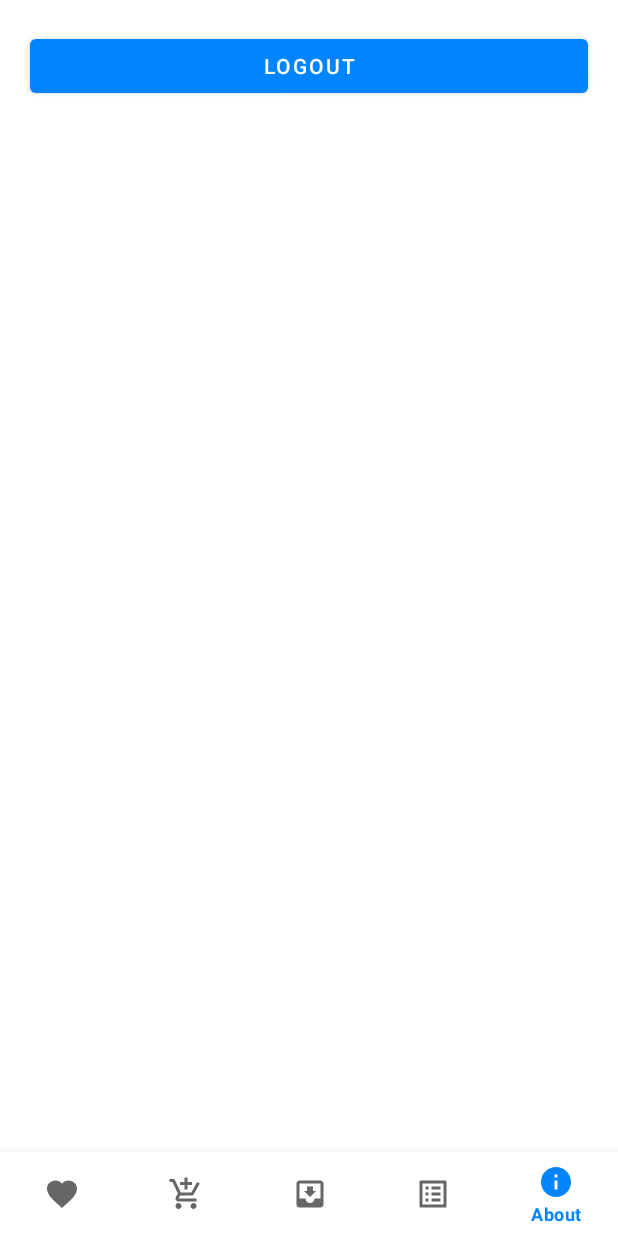
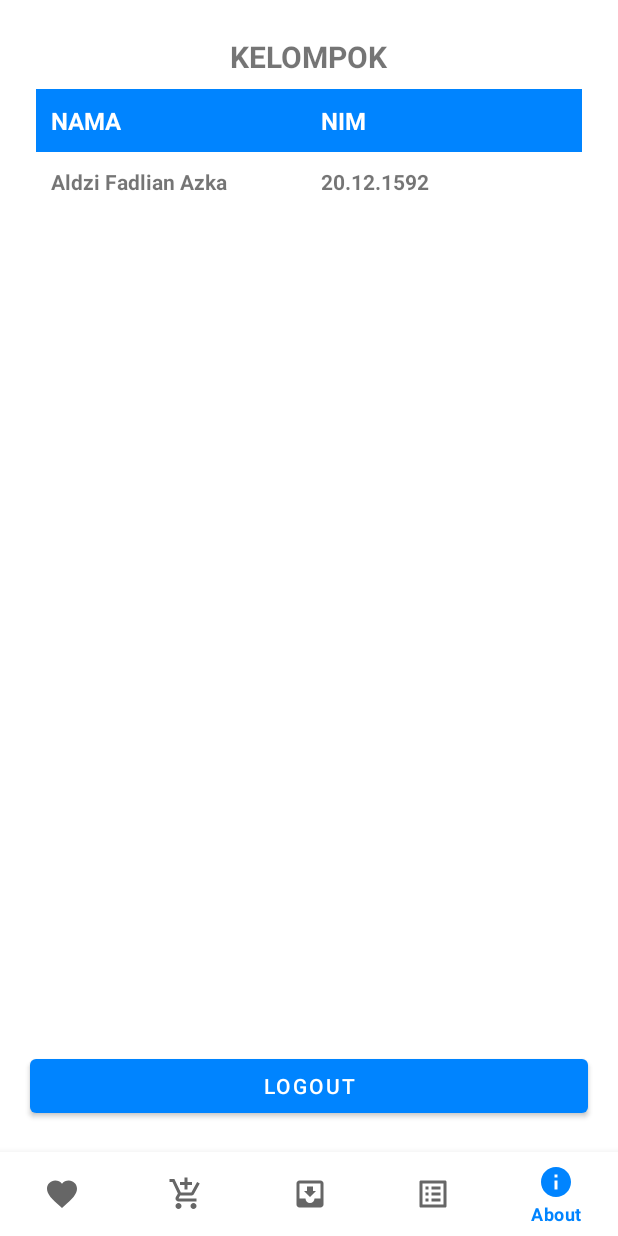
Before and after one commit to az-ka/Aplikasi-Kasir-Menggunakan-Kotlin, an Android app: the AboutFragment screen opened through its navigation route, on a phone screen of 412 x 824 dp. Run offline under Robolectric (Android 15) with nearby library versions, the phone set to English and light mode, and no system bars; our stand-ins replace navigation-ui.

Commit message:
Update Desain

```diff
--- a/app/src/main/res/drawable/baseline_add_24.xml
+++ b/app/src/main/res/drawable/baseline_add_24.xml
@@ -1,4 +1,4 @@
-<vector android:height="24dp" android:tint="#000000"
+<vector android:height="24dp" android:tint="#FFFFFF"
     android:viewportHeight="24" android:viewportWidth="24"
     android:width="24dp" xmlns:android="http://schemas.android.com/apk/res/android">
     <path android:fillColor="@android:color/white" android:pathData="M19,13h-6v6h-2v-6H5v-2h6V5h2v6h6v2z"/>
--- a/app/src/main/res/drawable/baseline_remove_24.xml
+++ b/app/src/main/res/drawable/baseline_remove_24.xml
@@ -1,4 +1,4 @@
-<vector android:height="24dp" android:tint="#000000"
+<vector android:height="24dp" android:tint="#FFFFFF"
     android:viewportHeight="24" android:viewportWidth="24"
     android:width="24dp" xmlns:android="http://schemas.android.com/apk/res/android">
     <path android:fillColor="@android:color/white" android:pathData="M19,13H5v-2h14v2z"/>
--- a/app/src/main/res/layout/fragment_about.xml
+++ b/app/src/main/res/layout/fragment_about.xml
@@ -1,14 +1,96 @@
 <?xml version="1.0" encoding="utf-8"?>
 <FrameLayout xmlns:android="http://schemas.android.com/apk/res/android"
+    xmlns:app="http://schemas.android.com/apk/res-auto"
     xmlns:tools="http://schemas.android.com/tools"
     android:layout_width="match_parent"
     android:layout_height="match_parent"
     tools:context=".AboutFragment">
 
-    <Button
-        android:id="@+id/btnLogout"
+    <androidx.constraintlayout.widget.ConstraintLayout
         android:layout_width="match_parent"
-        android:layout_height="wrap_content"
-        android:layout_margin="20sp"
-        android:text="Logout" />
+        android:layout_height="match_parent">
+
+        <TextView
+            android:id="@+id/textView10"
+            android:layout_width="wrap_content"
+            android:layout_height="wrap_content"
+            android:layout_marginTop="24dp"
+            android:text="KELOMPOK"
+            android:textSize="20sp"
+            android:textStyle="bold"
+            app:layout_constraintEnd_toEndOf="parent"
+            app:layout_constraintStart_toStartOf="parent"
+            app:layout_constraintTop_toTopOf="parent" />
+
+        <TableLayout
+            android:layout_width="match_parent"
+            android:layout_height="0dp"
+            android:layout_marginStart="24dp"
+            android:layout_marginTop="8dp"
+            android:layout_marginEnd="24dp"
+            android:layout_marginBottom="8dp"
+            app:layout_constraintBottom_toTopOf="@+id/btnLogout"
+            app:layout_constraintEnd_toEndOf="parent"
+            app:layout_constraintStart_toStartOf="parent"
+            app:layout_constraintTop_toBottomOf="@+id/textView10">
+
+            <TableRow
+                android:layout_width="match_parent"
+                android:layout_height="match_parent"
+                android:background="#0084FF"
+                android:padding="10dp">
+
+                <TextView
+                    android:id="@+id/textView11"
+                    android:layout_width="180dp"
+                    android:layout_height="wrap_content"
+                    android:text="NAMA"
+                    android:textColor="#FFFFFF"
+                    android:textSize="16sp"
+                    android:textStyle="bold" />
+
+                <TextView
+                    android:id="@+id/textView12"
+                    android:layout_width="wrap_content"
+                    android:layout_height="wrap_content"
+                    android:text="NIM"
+                    android:textColor="#FFFFFF"
+                    android:textSize="16sp"
+                    android:textStyle="bold" />
+            </TableRow>
+            <TableRow
+                android:layout_width="match_parent"
+                android:layout_height="match_parent"
+                android:padding="10dp">
+
+                <TextView
+                    android:id="@+id/textView13"
+                    android:layout_width="180dp"
+                    android:layout_height="wrap_content"
+                    android:text="Aldzi Fadlian Azka"
+                    android:textStyle="bold" />
+
+                <TextView
+                    android:id="@+id/textView14"
+                    android:layout_width="wrap_content"
+                    android:layout_height="wrap_content"
+                    android:text="20.12.1592"
+                    android:textStyle="bold" />
+            </TableRow>
+
+
+        </TableLayout>
+
+        <Button
+            android:id="@+id/btnLogout"
+            android:layout_width="match_parent"
+            android:layout_height="wrap_content"
+            android:layout_margin="20sp"
+            android:text="Logout"
+            app:layout_constraintBottom_toBottomOf="parent"
+            app:layout_constraintEnd_toEndOf="parent"
+            app:layout_constraintHorizontal_bias="0.4"
+            app:layout_constraintStart_toStartOf="parent" />
+    </androidx.constraintlayout.widget.ConstraintLayout>
+
 </FrameLayout>
--- a/app/src/main/res/layout/fragment_laporan.xml
+++ b/app/src/main/res/layout/fragment_laporan.xml
@@ -16,6 +16,7 @@
             android:id="@+id/constraintLayout3"
             android:layout_width="match_parent"
             android:layout_height="100dp"
+            android:background="#0084FF"
             app:layout_constraintEnd_toEndOf="parent"
             app:layout_constraintStart_toStartOf="parent"
             app:layout_constraintTop_toTopOf="parent">
@@ -26,7 +27,8 @@
                 android:layout_height="wrap_content"
                 android:layout_marginTop="24dp"
                 android:text="Total Pendapatan Bulan Ini"
-                android:textSize="16sp"
+                android:textColor="#FEFEFE"
+                android:textSize="20sp"
                 android:textStyle="bold"
                 app:layout_constraintEnd_toEndOf="parent"
                 app:layout_constraintStart_toStartOf="parent"
@@ -36,8 +38,8 @@
                 android:id="@+id/totalPendapatan"
                 android:layout_width="wrap_content"
                 android:layout_height="wrap_content"
-                android:layout_marginTop="8dp"
                 android:text="Rp. 0"
+                android:textColor="#FCFAFA"
                 android:textSize="24sp"
                 android:textStyle="bold"
                 app:layout_constraintEnd_toEndOf="parent"
--- a/app/src/main/res/layout/fragment_supplier.xml
+++ b/app/src/main/res/layout/fragment_supplier.xml
@@ -14,6 +14,8 @@
             android:id="@+id/constraintLayout4"
             android:layout_width="match_parent"
             android:layout_height="100dp"
+            android:background="#0084FF"
+            android:backgroundTint="#0084FF"
             app:layout_constraintEnd_toEndOf="parent"
             app:layout_constraintStart_toStartOf="parent"
             app:layout_constraintTop_toTopOf="parent">
@@ -23,6 +25,7 @@
                 android:layout_width="wrap_content"
                 android:layout_height="wrap_content"
                 android:text="List Supplier"
+                android:textColor="#FBFBFB"
                 android:textSize="24sp"
                 android:textStyle="bold"
                 app:layout_constraintBottom_toBottomOf="parent"
--- a/app/src/main/res/layout/item_produk.xml
+++ b/app/src/main/res/layout/item_produk.xml
@@ -43,11 +43,12 @@
         android:layout_width="wrap_content"
         android:layout_height="wrap_content"
         android:layout_marginEnd="24dp"
+        android:backgroundTint="#0084FF"
         android:minHeight="48dp"
         app:layout_constraintBottom_toBottomOf="parent"
         app:layout_constraintEnd_toEndOf="parent"
         app:layout_constraintTop_toTopOf="parent"
-        app:srcCompat="@drawable/baseline_delete_24"
+        app:srcCompat="@drawable/ic_baseline_delete_24"
         tools:ignore="SpeakableTextPresentCheck" />
 
     <ImageButton
@@ -55,11 +56,12 @@
         android:layout_width="wrap_content"
         android:layout_height="wrap_content"
         android:layout_marginEnd="8dp"
+        android:backgroundTint="#0084FF"
         android:minHeight="48dp"
         app:layout_constraintBottom_toBottomOf="parent"
         app:layout_constraintEnd_toStartOf="@+id/btnDeleteProduk"
         app:layout_constraintTop_toTopOf="parent"
-        app:srcCompat="@drawable/baseline_edit_24"
+        app:srcCompat="@drawable/ic_baseline_edit_24"
         tools:ignore="SpeakableTextPresentCheck" />
 
 </androidx.constraintlayout.widget.ConstraintLayout>
--- a/app/src/main/res/layout/item_transaksi.xml
+++ b/app/src/main/res/layout/item_transaksi.xml
@@ -43,9 +43,10 @@
         android:layout_width="wrap_content"
         android:layout_height="wrap_content"
         android:layout_marginEnd="32dp"
+        android:backgroundTint="#0084FF"
+        android:contentDescription="Minus"
         android:minHeight="48dp"
         app:layout_constraintBottom_toBottomOf="parent"
-        android:contentDescription="Minus"
         app:layout_constraintEnd_toStartOf="@+id/btnPlus"
         app:layout_constraintTop_toTopOf="parent"
         app:srcCompat="@drawable/baseline_remove_24" />
@@ -55,9 +56,10 @@
         android:layout_width="wrap_content"
         android:layout_height="wrap_content"
         android:layout_marginEnd="24dp"
+        android:backgroundTint="#0084FF"
+        android:contentDescription="Plus"
         android:minHeight="48dp"
         app:layout_constraintBottom_toBottomOf="parent"
-        android:contentDescription="Plus"
         app:layout_constraintEnd_toEndOf="parent"
         app:layout_constraintTop_toTopOf="parent"
         app:srcCompat="@drawable/baseline_add_24" />
--- a/app/src/main/res/values/colors.xml
+++ b/app/src/main/res/values/colors.xml
@@ -7,4 +7,5 @@
     <color name="teal_700">#FF018786</color>
     <color name="black">#FF000000</color>
     <color name="white">#FFFFFFFF</color>
+    <color name="yellow">#EA900A</color>
 </resources>
```
Also changed, not shown: app/src/main/res/layout/fragment_produk.xml (+13 -5 lines), app/src/main/res/layout/fragment_transaksi.xml (+10 -3 lines), app/src/main/res/layout/item_laporan.xml (+10 -8 lines).
